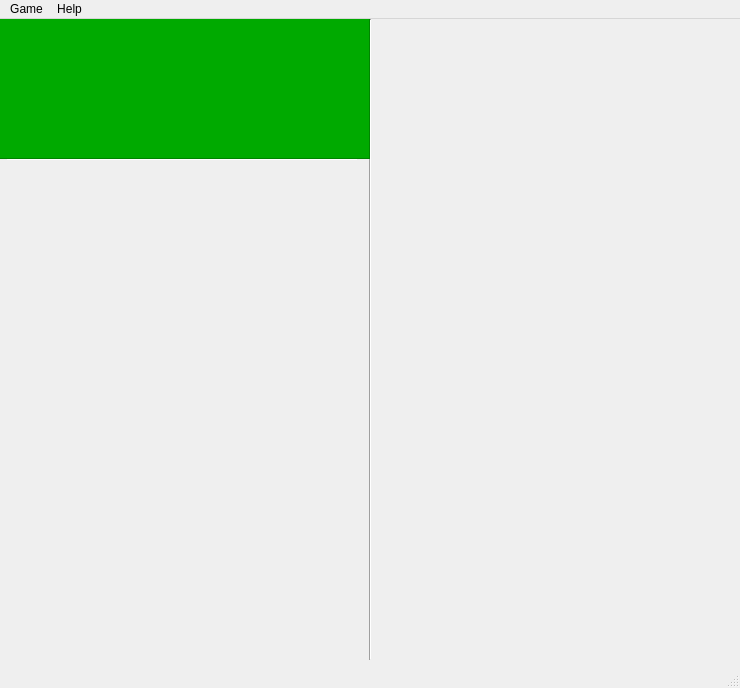
Above: FinalProject/Yahtzee/gamewindow.ui from kiloecho78/CS4865 before the change. Below: the same form after it.
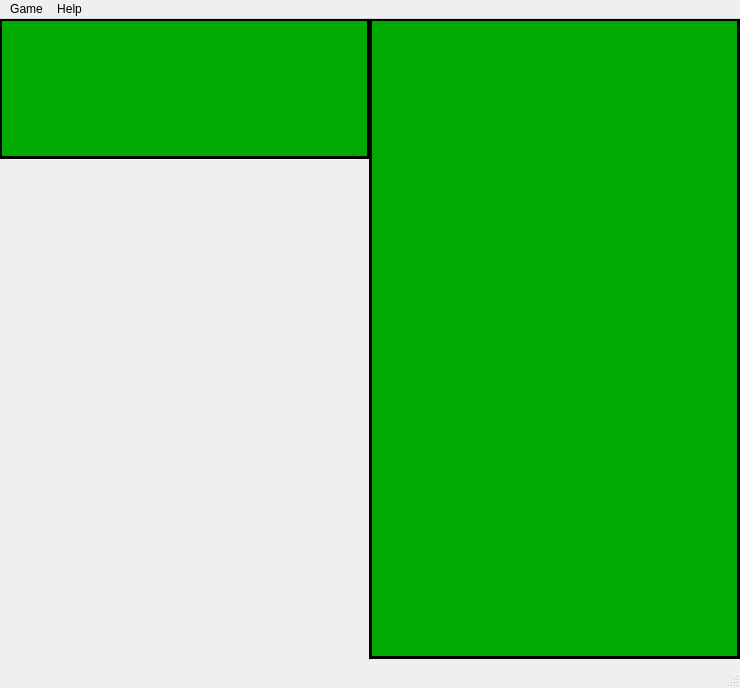
That is the form after the change. Icons and pictures are not drawn.

Commit message: Removed scorecardlayout.cpp because apparently that was a bad idea. Continuing to build up the scorecard

The edit to the form file:
```diff
--- a/FinalProject/Yahtzee/gamewindow.ui
+++ b/FinalProject/Yahtzee/gamewindow.ui
@@ -82,17 +82,6 @@
      </disabled>
     </palette>
    </property>
-   <widget class="QWidget" name="gridLayoutWidget_2">
-    <property name="geometry">
-     <rect>
-      <x>369</x>
-      <y>-1</y>
-      <width>371</width>
-      <height>641</height>
-     </rect>
-    </property>
-    <layout class="QGridLayout" name="scorecardGridLayout"/>
-   </widget>
    <widget class="QWidget" name="gridLayoutWidget_3">
     <property name="geometry">
      <rect>
@@ -207,23 +196,123 @@
      <bool>true</bool>
     </property>
     <property name="frameShape">
-     <enum>QFrame::StyledPanel</enum>
+     <enum>QFrame::Box</enum>
     </property>
     <property name="frameShadow">
-     <enum>QFrame::Raised</enum>
+     <enum>QFrame::Plain</enum>
+    </property>
+    <property name="lineWidth">
+     <number>3</number>
     </property>
     <widget class="QWidget" name="gridLayoutWidget">
      <property name="geometry">
       <rect>
-       <x>-2</x>
-       <y>-2</y>
-       <width>371</width>
-       <height>141</height>
+       <x>10</x>
+       <y>10</y>
+       <width>351</width>
+       <height>121</height>
       </rect>
      </property>
      <layout class="QGridLayout" name="diceGridLayout"/>
     </widget>
    </widget>
+   <widget class="QFrame" name="scoreCardFrame">
+    <property name="geometry">
+     <rect>
+      <x>369</x>
+      <y>-1</y>
+      <width>371</width>
+      <height>641</height>
+     </rect>
+    </property>
+    <property name="palette">
+     <palette>
+      <active>
+       <colorrole role="Base">
+        <brush brushstyle="SolidPattern">
+         <color alpha="255">
+          <red>255</red>
+          <green>255</green>
+          <blue>255</blue>
+         </color>
+        </brush>
+       </colorrole>
+       <colorrole role="Window">
+        <brush brushstyle="SolidPattern">
+         <color alpha="255">
+          <red>0</red>
+          <green>170</green>
+          <blue>0</blue>
+         </color>
+        </brush>
+       </colorrole>
+      </active>
+      <inactive>
+       <colorrole role="Base">
+        <brush brushstyle="SolidPattern">
+         <color alpha="255">
+          <red>255</red>
+          <green>255</green>
+          <blue>255</blue>
+         </color>
+        </brush>
+       </colorrole>
+       <colorrole role="Window">
+        <brush brushstyle="SolidPattern">
+         <color alpha="255">
+          <red>0</red>
+          <green>170</green>
+          <blue>0</blue>
+         </color>
+        </brush>
+       </colorrole>
+      </inactive>
+      <disabled>
+       <colorrole role="Base">
+        <brush brushstyle="SolidPattern">
+         <color alpha="255">
+          <red>0</red>
+          <green>170</green>
+          <blue>0</blue>
+         </color>
+        </brush>
+       </colorrole>
+       <colorrole role="Window">
+        <brush brushstyle="SolidPattern">
+         <color alpha="255">
+          <red>0</red>
+          <green>170</green>
+          <blue>0</blue>
+         </color>
+        </brush>
+       </colorrole>
+      </disabled>
+     </palette>
+    </property>
+    <property name="autoFillBackground">
+     <bool>true</bool>
+    </property>
+    <property name="frameShape">
+     <enum>QFrame::Box</enum>
+    </property>
+    <property name="frameShadow">
+     <enum>QFrame::Plain</enum>
+    </property>
+    <property name="lineWidth">
+     <number>3</number>
+    </property>
+    <widget class="QWidget" name="gridLayoutWidget_2">
+     <property name="geometry">
+      <rect>
+       <x>8</x>
+       <y>8</y>
+       <width>351</width>
+       <height>631</height>
+      </rect>
+     </property>
+     <layout class="QGridLayout" name="scorecardLayout"/>
+    </widget>
+   </widget>
   </widget>
   <widget class="QMenuBar" name="menuBar">
    <property name="geometry">
```
Left out of the diff: 2 changed lines with no effect on the pictures. The commit also changes 6 other files.
